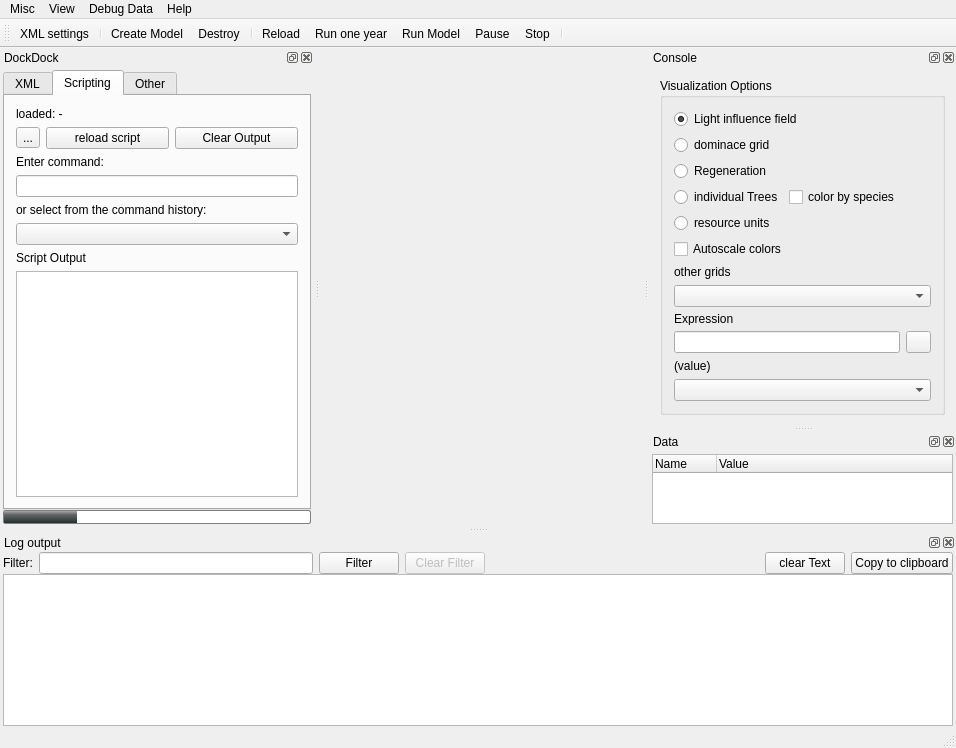
Before: the Qt Designer form src/iland/mainwindow.ui in edfm-tum/iland-model, drawn with Qt 5.
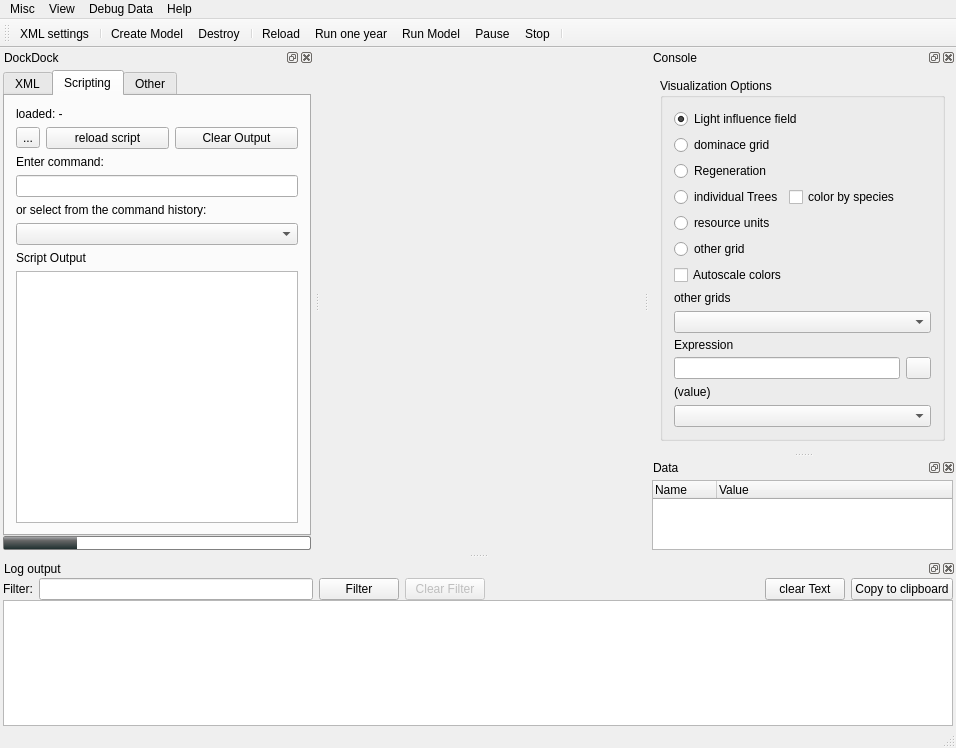
After: the same form once the commit is applied. Icons and pictures are not drawn. Custom widgets are drawn as their Qt base class.

Commit message: initialization of trees with given tree heights. The tree height data (e.g. Lidar data) is loaded from a GIS grid file. some additional changes with painting different grids. added also an option to use mapgrids without the 'spatial index' (e.g. for float grids on height grid resolution).

The edit to the form file:
```diff
--- a/src/iland/mainwindow.ui
+++ b/src/iland/mainwindow.ui
@@ -665,14 +665,14 @@
           </property>
          </widget>
         </item>
-        <item row="5" column="0" colspan="3">
+        <item row="8" column="0" colspan="3">
          <widget class="QCheckBox" name="visAutoScale">
           <property name="text">
            <string>Autoscale colors</string>
           </property>
          </widget>
         </item>
-        <item row="9" column="0">
+        <item row="12" column="0">
          <widget class="QLabel" name="label_4">
           <property name="maximumSize">
            <size>
@@ -685,10 +685,10 @@
           </property>
          </widget>
         </item>
-        <item row="10" column="0" colspan="2">
+        <item row="13" column="0" colspan="2">
          <widget class="QLineEdit" name="lTreeExpr"/>
         </item>
-        <item row="11" column="0" colspan="3">
+        <item row="14" column="0" colspan="3">
          <widget class="QLabel" name="fonValue">
           <property name="text">
            <string>(value)</string>
@@ -702,13 +702,6 @@
           </property>
          </widget>
         </item>
-        <item row="4" column="0" colspan="2">
-         <widget class="QRadioButton" name="visResourceUnits">
-          <property name="text">
-           <string>resource units</string>
-          </property>
-         </widget>
-        </item>
         <item row="2" column="0">
          <widget class="QRadioButton" name="visRegeneration">
           <property name="text">
@@ -723,7 +716,7 @@
           </property>
          </widget>
         </item>
-        <item row="10" column="2">
+        <item row="13" column="2">
          <widget class="QPushButton" name="pbExecExpression">
           <property name="maximumSize">
            <size>
@@ -746,19 +739,33 @@
           </property>
          </widget>
         </item>
-        <item row="12" column="0" colspan="3">
+        <item row="15" column="0" colspan="3">
          <widget class="QComboBox" name="speciesFilterBox"/>
         </item>
-        <item row="8" column="0" colspan="3">
+        <item row="11" column="0" colspan="3">
          <widget class="QComboBox" name="paintGridBox"/>
         </item>
-        <item row="6" column="0" colspan="3">
+        <item row="9" column="0" colspan="3">
          <widget class="QLabel" name="label_8">
           <property name="text">
            <string>other grids</string>
           </property>
          </widget>
         </item>
+        <item row="5" column="0" colspan="3">
+         <widget class="QRadioButton" name="visOtherGrid">
+          <property name="text">
+           <string>other grid</string>
+          </property>
+         </widget>
+        </item>
+        <item row="4" column="0">
+         <widget class="QRadioButton" name="visResourceUnits">
+          <property name="text">
+           <string>resource units</string>
+          </property>
+         </widget>
+        </item>
        </layout>
       </widget>
      </item>
```
The commit also changes 7 other files.
